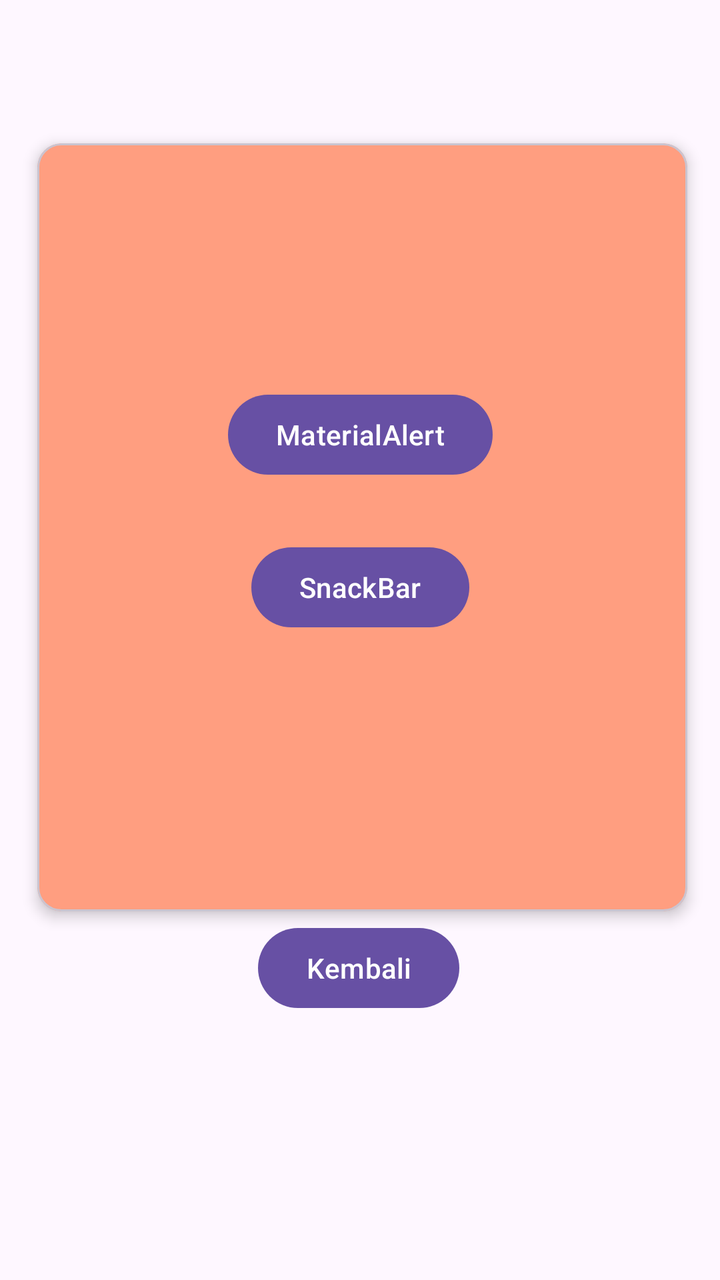
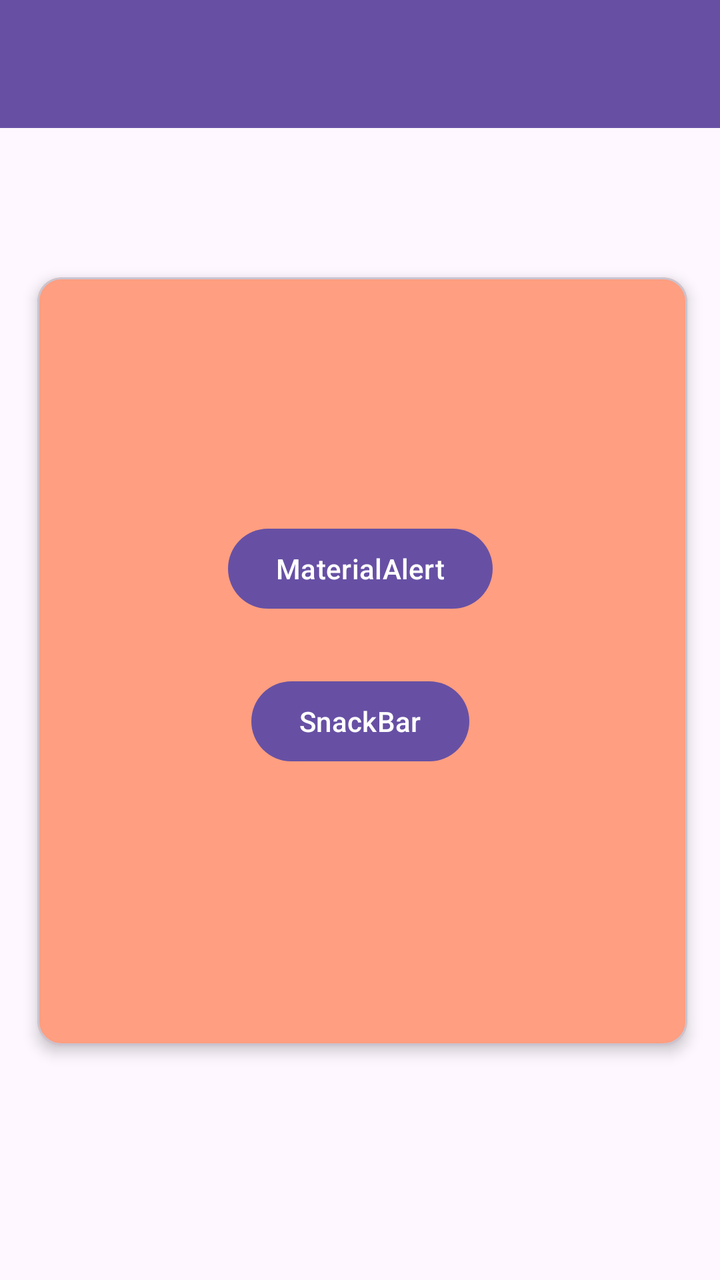

Before-and-after screenshots of an Android layout around one commit, followed by the original layout XML and the change that was made.
<!-- AndroidManifest.xml: application theme Theme.SteerApp -->
<!-- res/layout/activity_fourth.xml -->
<?xml version="1.0" encoding="utf-8"?>
<androidx.constraintlayout.widget.ConstraintLayout xmlns:android="http://schemas.android.com/apk/res/android"
    xmlns:app="http://schemas.android.com/apk/res-auto"
    xmlns:tools="http://schemas.android.com/tools"
    android:id="@+id/main"
    android:layout_width="match_parent"
    android:layout_height="match_parent"
    tools:context=".pertemuan4.FourthActivity">

    <Button
        android:id="@+id/btnKembali"
        android:layout_width="wrap_content"
        android:layout_height="wrap_content"
        android:text="Kembali"
        app:layout_constraintBottom_toBottomOf="parent"
        app:layout_constraintEnd_toEndOf="parent"
        app:layout_constraintHorizontal_bias="0.498"
        app:layout_constraintStart_toStartOf="parent"
        app:layout_constraintTop_toTopOf="parent"
        app:layout_constraintVertical_bias="0.777" />

    <com.google.android.material.card.MaterialCardView
        android:layout_width="325dp"
        android:layout_height="384dp"
        android:backgroundTint="#FF9E80"
        app:cardElevation="4dp"
        app:layout_constraintBottom_toBottomOf="parent"
        app:layout_constraintEnd_toEndOf="parent"
        app:layout_constraintHorizontal_bias="0.532"
        app:layout_constraintStart_toStartOf="parent"
        app:layout_constraintTop_toTopOf="parent"
        app:layout_constraintVertical_bias="0.28">

        <androidx.constraintlayout.widget.ConstraintLayout
            android:layout_width="293dp"
            android:layout_height="354dp"
            android:layout_margin="15dp">

            <Button
                android:id="@+id/btnShowSnackbar"
                android:layout_width="wrap_content"
                android:layout_height="wrap_content"
                android:text="SnackBar"
                app:layout_constraintBottom_toBottomOf="parent"
                app:layout_constraintEnd_toEndOf="parent"
                app:layout_constraintStart_toStartOf="parent"
                app:layout_constraintTop_toTopOf="parent"
                app:layout_constraintVertical_bias="0.598" />

            <Button
                android:id="@+id/btnShowAlertDialog"
                android:layout_width="wrap_content"
                android:layout_height="wrap_content"
                android:text="MaterialAlert"
                app:layout_constraintBottom_toBottomOf="parent"
                app:layout_constraintEnd_toEndOf="parent"
                app:layout_constraintStart_toStartOf="parent"
                app:layout_constraintTop_toTopOf="parent"
                app:layout_constraintVertical_bias="0.349" />

        </androidx.constraintlayout.widget.ConstraintLayout>

    </com.google.android.material.card.MaterialCardView>

</androidx.constraintlayout.widget.ConstraintLayout>
<!-- resources referenced by this layout -->
<resources>
  <style name="Theme.SteerApp" parent="Base.Theme.SteerApp" />
  <style name="Base.Theme.SteerApp" parent="Theme.Material3.DayNight.NoActionBar">
          
          
      </style>
</resources>

<!-- the commit's change to res/layout/activity_fourth.xml (unified diff, before → after) -->
@@ -7,28 +7,31 @@
     android:layout_height="match_parent"
     tools:context=".pertemuan4.FourthActivity">
 
-    <Button
-        android:id="@+id/btnKembali"
-        android:layout_width="wrap_content"
-        android:layout_height="wrap_content"
-        android:text="Kembali"
+    <androidx.appcompat.widget.Toolbar
+        android:id="@+id/toolbar"
+        android:layout_width="match_parent"
+        android:layout_height="?attr/actionBarSize"
+        android:background="?attr/colorPrimary"
         app:layout_constraintBottom_toBottomOf="parent"
         app:layout_constraintEnd_toEndOf="parent"
-        app:layout_constraintHorizontal_bias="0.498"
+        app:layout_constraintHorizontal_bias="0.0"
         app:layout_constraintStart_toStartOf="parent"
         app:layout_constraintTop_toTopOf="parent"
-        app:layout_constraintVertical_bias="0.777" />
+        app:layout_constraintVertical_bias="0.0"
+        app:subtitleTextColor="@android:color/white"
+        app:titleTextColor="@android:color/white" />
 
     <com.google.android.material.card.MaterialCardView
         android:layout_width="325dp"
         android:layout_height="384dp"
+        android:layout_marginTop="29dp"
         android:backgroundTint="#FF9E80"
         app:cardElevation="4dp"
         app:layout_constraintBottom_toBottomOf="parent"
         app:layout_constraintEnd_toEndOf="parent"
         app:layout_constraintHorizontal_bias="0.532"
         app:layout_constraintStart_toStartOf="parent"
-        app:layout_constraintTop_toTopOf="parent"
+        app:layout_constraintTop_toBottomOf="@+id/toolbar"
         app:layout_constraintVertical_bias="0.28">
 
         <androidx.constraintlayout.widget.ConstraintLayout
